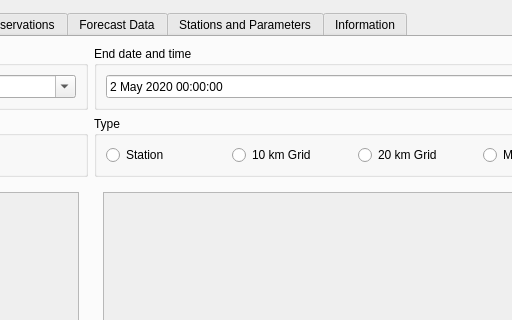
Before: the Qt Designer form DMI_Open_Data_dialog_base.ui in dmidk/Open-Data-QGIS-plugin, drawn with Qt 5; both pictures show x 582 to 1094 and y 0 to 320 of the 1345 by 551 pixel window.
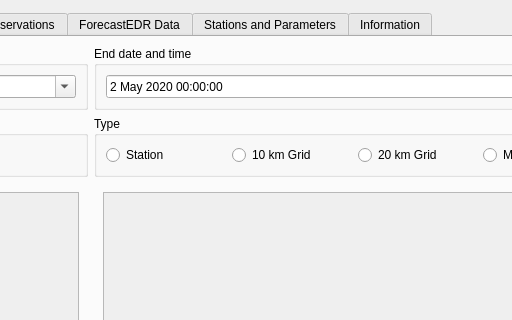
After: the same form once the commit is applied. The open tabs and pages were chosen to show the change.

Diff of the .ui file:
```diff
--- a/DMI_Open_Data_dialog_base.ui
+++ b/DMI_Open_Data_dialog_base.ui
@@ -1029,7 +1029,7 @@
      </widget>
      <widget class="QWidget" name="tab_4">
       <attribute name="title">
-       <string>Forecast Data</string>
+       <string>ForecastEDR Data</string>
       </attribute>
       <layout class="QVBoxLayout" name="verticalLayout_70">
        <item>
```
Left out of the diff: 36 changed lines with no effect on the pictures.
